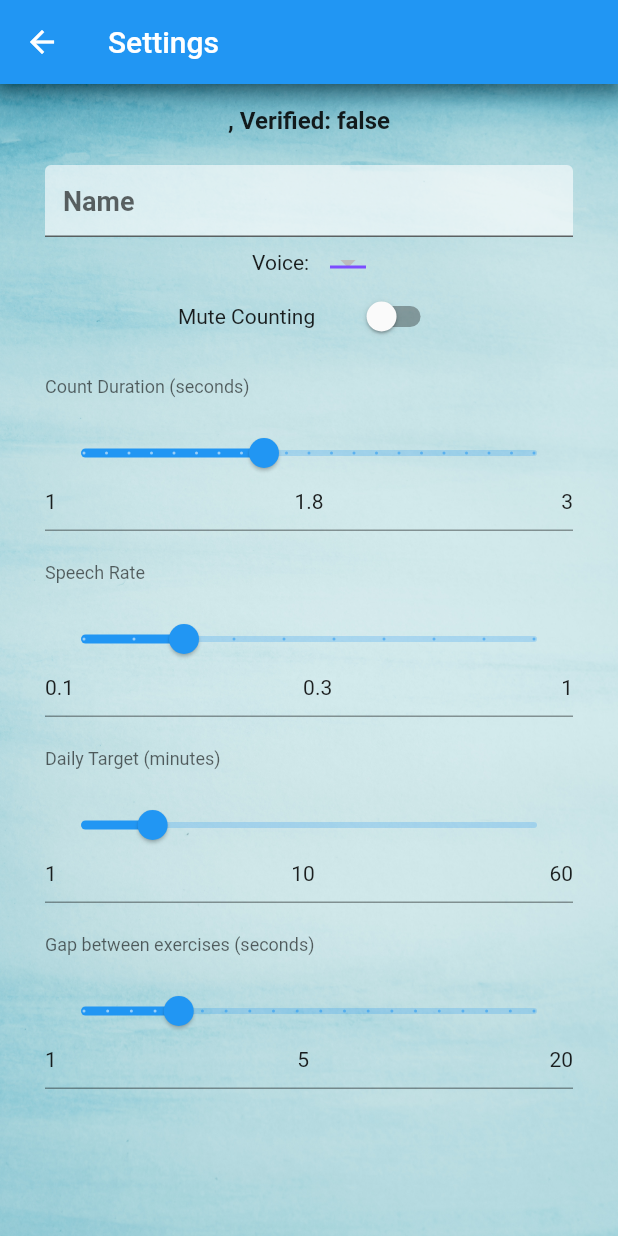
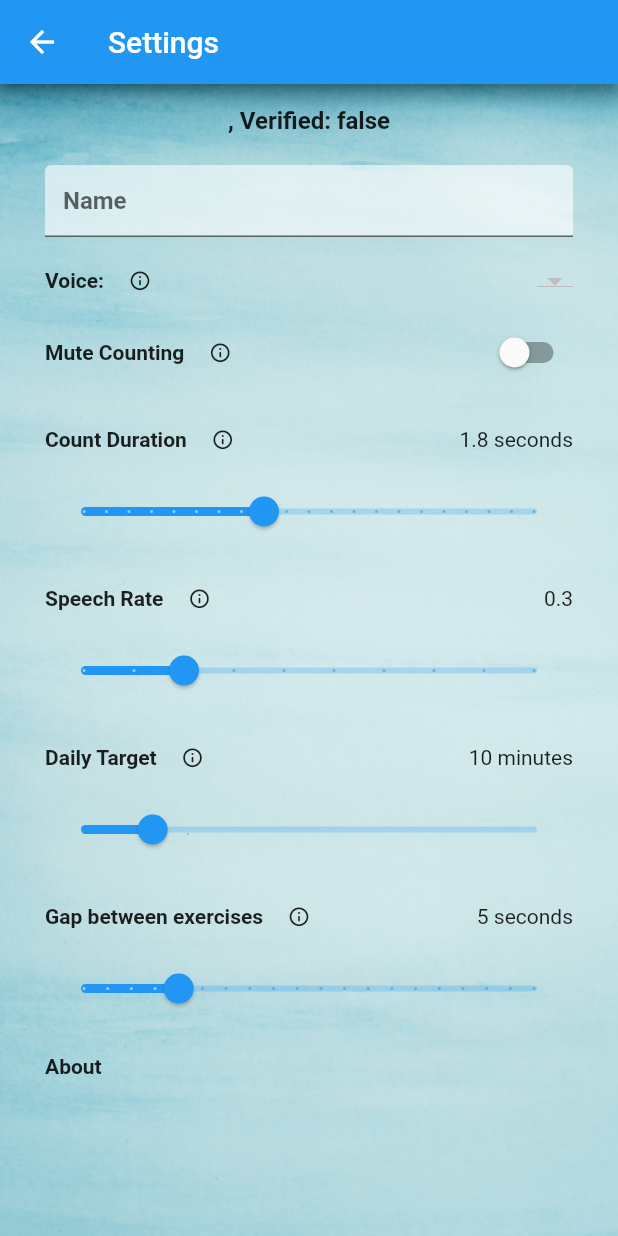
Before and after one commit to sandeshgoel/yoga-app, a Flutter app: the EditSettingsPage screen opened directly, on a phone screen of 412 x 824 dp. Run offline on Flutter 3.47's test engine with Material 2 defaults, Android fonts, the phone set to English and light mode, and no system bars; drawn by our look-alikes of flutter_form_builder; our stand-ins replace audioplayers, charts_flutter, cloud_firestore, firebase_auth, firebase_core, flutter_spinkit and 7 more; missing offline and left inert: volume_control; accounts and stored records are empty.

Commit message:
Added showcase and info tooltips

```diff
--- a/lib/main.dart
+++ b/lib/main.dart
@@ -126,6 +126,9 @@ class _WrapperState extends State<Wrapper> {
     else
       print('_rightAfterSignIn: DB returned null record for ${user.uid}!!');
 
+    if (!filterVoices.contains(settings.getVoice()))
+      settings.setVoice(filterVoices[0]);
+
     // save all settings back to DB
     settings.saveSettings();
   }
--- a/lib/pages/edit_settings_page.dart
+++ b/lib/pages/edit_settings_page.dart
@@ -15,7 +15,7 @@ class EditSettingsPage extends StatefulWidget {
 class _EditSettingsPageState extends State<EditSettingsPage> {
   final _settingsFormKey = new GlobalKey<FormBuilderState>();
   late YogaSettings _settings;
-  String dropdownValue = '';
+  late String dropdownValue;
 
   @override
   void didChangeDependencies() {
@@ -59,12 +59,14 @@ class _EditSettingsPageState extends State<EditSettingsPage> {
       child: Column(children: <Widget>[
         FormBuilder(
           key: _settingsFormKey,
+          child: Container(
+            margin: const EdgeInsets.symmetric(horizontal: 30),
             child: Column(
               children: [
                 // Email and user name
 
                 Container(
-                padding: EdgeInsets.symmetric(vertical: 15, horizontal: 30),
+                  margin: EdgeInsets.symmetric(vertical: 15),
                   child: Text(
                     settings.getUser().email +
                         ', Verified: ' +
@@ -73,7 +75,7 @@ class _EditSettingsPageState extends State<EditSettingsPage> {
                   ),
                 ),
                 Container(
-                padding: EdgeInsets.symmetric(vertical: 5, horizontal: 30),
+                  margin: EdgeInsets.symmetric(vertical: 5),
                   child: TextFormField(
                     initialValue: settings.getUser().name,
                     validator: (val) => val!.isNotEmpty ? null : 'Enter a name',
@@ -81,31 +83,28 @@ class _EditSettingsPageState extends State<EditSettingsPage> {
                       if (val != '')
                         settings.setUserName(val);
                       else
-                      settings
-                          .setUserName(settings.getUser().email.split('@')[0]);
+                        settings.setUserName(
+                            settings.getUser().email.split('@')[0]);
                     },
                     decoration: textInputDeco.copyWith(hintText: 'Name'),
-                  style: TextStyle(fontWeight: FontWeight.bold, fontSize: 18),
+                    style: TextStyle(fontWeight: FontWeight.bold, fontSize: 16),
                   ),
                 ),
 
                 // Voice
 
-              Row(
-                mainAxisAlignment: MainAxisAlignment.center,
+                Container(
+                  child: Row(
+                    mainAxisAlignment: MainAxisAlignment.start,
                     children: [
-                  Text('Voice:    ', style: TextStyle(fontSize: 14)),
+                      Text('Voice:', style: settingsTextStyle),
+                      _infoIcon(topicVoice),
+                      Expanded(
+                        child: Container(),
+                      ),
                       DropdownButton<String>(
                         value: dropdownValue,
                         icon: const Icon(Icons.arrow_drop_down),
-                    iconSize: 24,
-                    elevation: 16,
-
-                    //style: const TextStyle(color: Colors.deepPurple),
-                    underline: Container(
-                      height: 2,
-                      color: Colors.deepPurpleAccent,
-                    ),
                         onChanged: (String? newValue) {
                           setState(() {
                             dropdownValue = newValue!;
@@ -125,13 +124,18 @@ class _EditSettingsPageState extends State<EditSettingsPage> {
                       ),
                     ],
                   ),
+                ),
 
                 // Mute Counting
 
                 Row(
                   mainAxisAlignment: MainAxisAlignment.center,
                   children: [
-                  Text('Mute Counting       '),
+                    Text('Mute Counting', style: settingsTextStyle),
+                    _infoIcon(topicMuteCounting),
+                    Expanded(
+                      child: Container(),
+                    ),
                     Switch(
                       value: settings.getMuteCounting(),
                       onChanged: (val) {
@@ -143,85 +147,163 @@ class _EditSettingsPageState extends State<EditSettingsPage> {
                   ],
                 ),
 
-              // Count Duration
+                // Count Duration Slider
 
-              Container(
-                padding: EdgeInsets.symmetric(vertical: 5, horizontal: 30),
-                child: FormBuilderSlider(
-                  name: 'duration',
-                  initialValue: settings.getCountDuration().toDouble() / 1000,
+                SizedBox(height: 10),
+                Row(
+                  children: [
+                    Text('Count Duration', style: settingsTextStyle),
+                    _infoIcon(topicCountDur),
+                    Expanded(child: Container()),
+                    Text('${settings.getCountDuration() / 1000} seconds'),
+                  ],
+                ),
+                Slider(
+                  value: settings.getCountDuration().toDouble() / 1000,
                   min: 1,
                   max: 3,
                   divisions: 20,
-                  decoration: InputDecoration(
-                    labelText: 'Count Duration (seconds)',
-                  ),
-                  onChanged: (value) {
-                    settings.setCountDuration((value! * 1000).toInt());
+                  onChanged: (val) {
+                    setState(() {
+                      settings.setCountDuration((val * 1000).toInt());
+                    });
                   },
-                ),
                 ),
 
                 // Speech Rate
 
-              Container(
-                padding: EdgeInsets.symmetric(vertical: 5, horizontal: 30),
-                child: FormBuilderSlider(
-                  name: 'speech_rate',
-                  initialValue: settings.getSpeechRate(),
+                SizedBox(height: 10),
+                Row(
+                  children: [
+                    Text('Speech Rate', style: settingsTextStyle),
+                    _infoIcon(topicSpeechRate),
+                    Expanded(child: Container()),
+                    Text('${settings.getSpeechRate()}'),
+                  ],
+                ),
+                Slider(
+                  value: settings.getSpeechRate(),
                   min: 0.1,
                   max: 1.0,
                   divisions: 9,
-                  decoration: InputDecoration(
-                    labelText: 'Speech Rate',
-                  ),
-                  onChanged: (value) {
-                    settings.setSpeechRate(value!.toDouble());
+                  onChanged: (val) {
+                    setState(() {
+                      settings.setSpeechRate(val);
+                    });
                   },
-                ),
                 ),
 
                 // Daily Target
 
-              Container(
-                padding: EdgeInsets.symmetric(vertical: 5, horizontal: 30),
-                child: FormBuilderSlider(
-                  name: 'daily_target',
-                  initialValue: settings.getDailyTarget().toDouble(),
+                SizedBox(height: 10),
+                Row(
+                  children: [
+                    Text('Daily Target', style: settingsTextStyle),
+                    _infoIcon(topicDailyTarget),
+                    Expanded(child: Container()),
+                    Text('${settings.getDailyTarget()} minutes'),
+                  ],
+                ),
+                Slider(
+                  value: settings.getDailyTarget().toDouble(),
                   min: 1,
                   max: 60,
                   divisions: 59,
-                  decoration: InputDecoration(
-                    labelText: 'Daily Target (minutes)',
-                  ),
-                  onChanged: (value) {
-                    settings.setDailyTarget(value!.toInt());
+                  onChanged: (val) {
+                    setState(() {
+                      settings.setDailyTarget(val.toInt());
+                    });
                   },
-                ),
                 ),
 
                 // Gap routine
 
-              Container(
-                padding: EdgeInsets.symmetric(vertical: 5, horizontal: 30),
-                child: FormBuilderSlider(
-                  name: 'gap_routine',
-                  initialValue: settings.getGapRoutine().toDouble(),
+                SizedBox(height: 10),
+                Row(
+                  children: [
+                    Text('Gap between exercises', style: settingsTextStyle),
+                    _infoIcon(topicGapRoutine),
+                    Expanded(child: Container()),
+                    Text('${settings.getGapRoutine()} seconds'),
+                  ],
+                ),
+                Slider(
+                  value: settings.getGapRoutine().toDouble(),
                   min: 1,
                   max: 20,
                   divisions: 19,
-                  decoration: InputDecoration(
-                    labelText: 'Gap between exercises (seconds)',
-                  ),
-                  onChanged: (value) {
-                    settings.setGapRoutine(value!.toInt());
+                  onChanged: (val) {
+                    setState(() {
+                      settings.setGapRoutine(val.toInt());
+                    });
                   },
                 ),
+
+                // About
+
+                Row(
+                  children: [
+                    GestureDetector(
+                      onTap: () => showAboutDialog(context: context),
+                      child: Container(
+                          padding: EdgeInsets.symmetric(vertical: 20),
+                          child: Text('About', style: settingsTextStyle)),
+                    ),
+                    Expanded(child: Container())
+                  ],
                 ),
               ],
+            ),
           ),
         )
       ]),
     );
   }
+
+  static const String topicVoice = 'voice';
+  static const String topicMuteCounting = 'mute_counting';
+  static const String topicCountDur = 'count_duration';
+  static const String topicSpeechRate = 'speech_rate';
+  static const String topicDailyTarget = 'daily_target';
+  static const String topicGapRoutine = 'gap_routine';
+
+  Widget _infoIcon(String topic) {
+    String msg = '';
+    switch (topic) {
+      case topicVoice:
+        msg = 'This selects the voice which you hear during the exercises';
+        break;
+      case topicMuteCounting:
+        msg =
+            'If this is turned off, then every count is spoken aloud during the exercises. If this is turned on, then the counts are spoken aloud only in the first round, and round numbers are also not announced';
+        break;
+      case topicCountDur:
+        msg = 'Count duration is the gap between each count during an exercise';
+        break;
+      case topicSpeechRate:
+        msg = 'Speech rate determines how fast or slow the speaker is talking';
+        break;
+      case topicDailyTarget:
+        msg =
+            'Daily target is the number of minutes you aim to spend exercising each day';
+        break;
+      case topicGapRoutine:
+        msg =
+            'This is the gap between exercises during a routine consisting of multiple exercises';
+        break;
+      default:
     }
+    return IconButton(
+      icon: Icon(Icons.info_outline_rounded, size: 15),
+      onPressed: () {
+        showDialog(
+          context: context,
+          builder: (_) => AlertDialog(
+            content: Text(msg),
+            title: Text('Information'),
+          ),
+        );
+      },
+    );
+  }
+}
--- a/lib/shared/constants.dart
+++ b/lib/shared/constants.dart
@@ -31,3 +31,5 @@ var textInputDeco = InputDecoration(
   focusedBorder:
       OutlineInputBorder(borderSide: BorderSide(color: Colors.blue, width: 2)),
 );
+
+var settingsTextStyle = TextStyle(fontSize: 14, fontWeight: FontWeight.bold);
--- a/pubspec.yaml
+++ b/pubspec.yaml
@@ -40,6 +40,7 @@ dependencies:
   charts_flutter: ^0.11.0
   google_fonts: ^2.1.0
   volume_control: ^0.1.5
+  showcaseview: ^1.1.0
 
 flutter_icons:
   android: "launcher_icon"
```
Also changed, not shown: lib/pages/home_page.dart (+107 -62 lines), pubspec.lock. Lines whose indentation alone changed are shown as unchanged.
